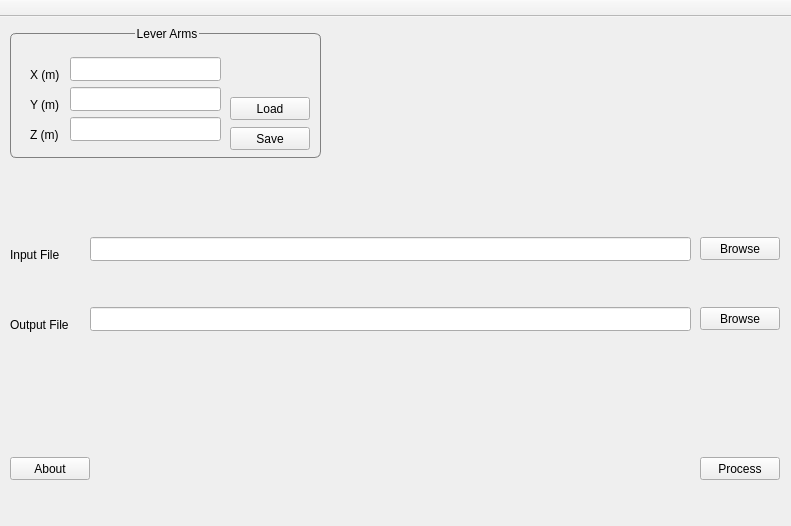
The window that src/examples/gui-georef/MBES-lib-georefGUI/mainwindow.ui (CIDCO-dev/MBES-lib) describes before a commit, drawn with Qt 5.
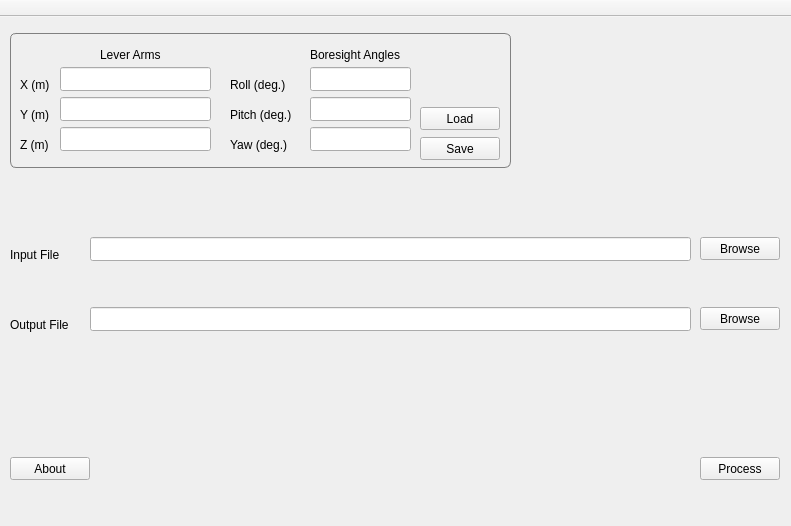
The same window after the commit.

Commit message: GUI now includes boresight

The edit to the form file:
```diff
--- a/src/examples/gui-georef/MBES-lib-georefGUI/mainwindow.ui
+++ b/src/examples/gui-georef/MBES-lib-georefGUI/mainwindow.ui
@@ -140,12 +140,12 @@
      <rect>
       <x>10</x>
       <y>10</y>
-      <width>311</width>
-      <height>131</height>
+      <width>501</width>
+      <height>141</height>
      </rect>
     </property>
     <property name="title">
-     <string>Lever Arms</string>
+     <string/>
     </property>
     <property name="alignment">
      <set>Qt::AlignLeading|Qt::AlignLeft|Qt::AlignVCenter</set>
@@ -156,8 +156,8 @@
     <widget class="QPushButton" name="LeverArmSave">
      <property name="geometry">
       <rect>
-       <x>220</x>
-       <y>100</y>
+       <x>410</x>
+       <y>110</y>
        <width>80</width>
        <height>23</height>
       </rect>
@@ -172,8 +172,8 @@
     <widget class="QLabel" name="labelLeverArmX">
      <property name="geometry">
       <rect>
-       <x>20</x>
-       <y>40</y>
+       <x>10</x>
+       <y>50</y>
        <width>41</width>
        <height>16</height>
       </rect>
@@ -185,8 +185,8 @@
     <widget class="QPushButton" name="LeverArmLoad">
      <property name="geometry">
       <rect>
-       <x>220</x>
-       <y>70</y>
+       <x>410</x>
+       <y>80</y>
        <width>80</width>
        <height>23</height>
       </rect>
@@ -201,8 +201,8 @@
     <widget class="QLabel" name="labelLeverArmY">
      <property name="geometry">
       <rect>
-       <x>20</x>
-       <y>70</y>
+       <x>10</x>
+       <y>80</y>
        <width>41</width>
        <height>16</height>
       </rect>
@@ -214,8 +214,8 @@
     <widget class="QLineEdit" name="lineEditLeverArmY">
      <property name="geometry">
       <rect>
-       <x>60</x>
-       <y>60</y>
+       <x>50</x>
+       <y>70</y>
        <width>151</width>
        <height>24</height>
       </rect>
@@ -224,8 +224,8 @@
     <widget class="QLabel" name="labelLeverArmZ">
      <property name="geometry">
       <rect>
-       <x>20</x>
-       <y>100</y>
+       <x>10</x>
+       <y>110</y>
        <width>41</width>
        <height>16</height>
       </rect>
@@ -237,8 +237,8 @@
     <widget class="QLineEdit" name="lineEditLeverArmX">
      <property name="geometry">
       <rect>
-       <x>60</x>
-       <y>30</y>
+       <x>50</x>
+       <y>40</y>
        <width>151</width>
        <height>24</height>
       </rect>
@@ -247,13 +247,108 @@
     <widget class="QLineEdit" name="lineEditLeverArmZ">
      <property name="geometry">
       <rect>
-       <x>60</x>
-       <y>90</y>
+       <x>50</x>
+       <y>100</y>
        <width>151</width>
        <height>24</height>
       </rect>
      </property>
     </widget>
+    <widget class="QLabel" name="labelYaw">
+     <property name="geometry">
+      <rect>
+       <x>220</x>
+       <y>110</y>
+       <width>71</width>
+       <height>16</height>
+      </rect>
+     </property>
+     <property name="text">
+      <string>Yaw (deg.)</string>
+     </property>
+    </widget>
+    <widget class="QLabel" name="labelRoll">
+     <property name="geometry">
+      <rect>
+       <x>220</x>
+       <y>50</y>
+       <width>71</width>
+       <height>16</height>
+      </rect>
+     </property>
+     <property name="text">
+      <string>Roll (deg.)</string>
+     </property>
+    </widget>
+    <widget class="QLineEdit" name="lineEditRoll">
+     <property name="geometry">
+      <rect>
+       <x>300</x>
+       <y>40</y>
+       <width>101</width>
+       <height>24</height>
+      </rect>
+     </property>
+    </widget>
+    <widget class="QLineEdit" name="lineEditYaw">
+     <property name="geometry">
+      <rect>
+       <x>300</x>
+       <y>100</y>
+       <width>101</width>
+       <height>24</height>
+      </rect>
+     </property>
+    </widget>
+    <widget class="QLineEdit" name="lineEditPitch">
+     <property name="geometry">
+      <rect>
+       <x>300</x>
+       <y>70</y>
+       <width>101</width>
+       <height>24</height>
+      </rect>
+     </property>
+    </widget>
+    <widget class="QLabel" name="labelPitch">
+     <property name="geometry">
+      <rect>
+       <x>220</x>
+       <y>80</y>
+       <width>71</width>
+       <height>16</height>
+      </rect>
+     </property>
+     <property name="text">
+      <string>Pitch (deg.)</string>
+     </property>
+    </widget>
+    <widget class="QLabel" name="labelLeverArm">
+     <property name="geometry">
+      <rect>
+       <x>90</x>
+       <y>20</y>
+       <width>81</width>
+       <height>16</height>
+      </rect>
+     </property>
+     <property name="text">
+      <string>Lever Arms</string>
+     </property>
+    </widget>
+    <widget class="QLabel" name="labelBoresight">
+     <property name="geometry">
+      <rect>
+       <x>300</x>
+       <y>20</y>
+       <width>111</width>
+       <height>16</height>
+      </rect>
+     </property>
+     <property name="text">
+      <string>Boresight Angles</string>
+     </property>
+    </widget>
    </widget>
    <widget class="QPushButton" name="buttonAbout">
     <property name="geometry">
```
The commit also changes 2 other files.
